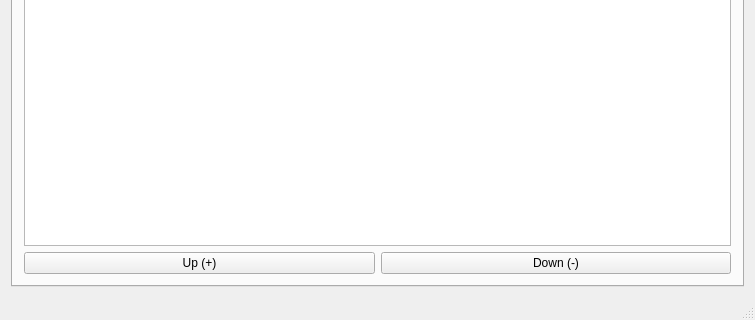
Before: the Qt Designer form Symmary Commenter/mainwindow.ui in jopemachine-playground/Summary-Commenter, drawn with Qt 5; both pictures show x 0 to 755 and y 210 to 530 of the 755 by 530 pixel window.
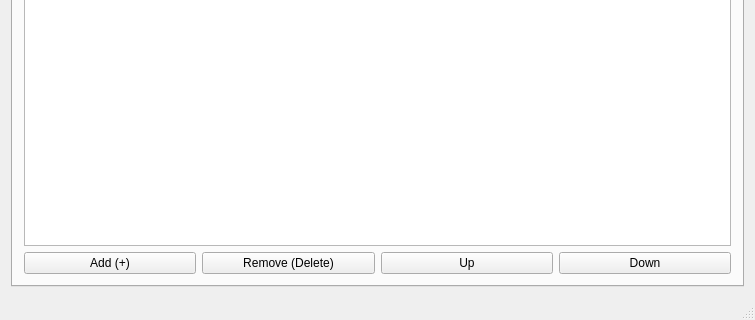
After: the same form once the commit is applied. The open tabs and pages were chosen to show the change. Icons and pictures are not drawn.

Commit message: Add Flag add, remove button and new button

```diff
--- a/Symmary Commenter/mainwindow.ui
+++ b/Symmary Commenter/mainwindow.ui
@@ -420,17 +420,31 @@
           </item>
           <item>
            <layout class="QHBoxLayout" name="FlagBtnL">
+            <item>
+             <widget class="QPushButton" name="FlagAddBtn">
+              <property name="text">
+               <string>Add (+)</string>
+              </property>
+             </widget>
+            </item>
+            <item>
+             <widget class="QPushButton" name="FlagDeleteBtn">
+              <property name="text">
+               <string>Remove (Delete)</string>
+              </property>
+             </widget>
+            </item>
             <item>
              <widget class="QPushButton" name="FlagUpBtn">
               <property name="text">
-               <string>Up (+)</string>
+               <string>Up</string>
               </property>
              </widget>
             </item>
             <item>
              <widget class="QPushButton" name="FlagDownBtn">
               <property name="text">
-               <string>Down (-)</string>
+               <string>Down</string>
               </property>
              </widget>
             </item>
```
Left out of the diff: 10 changed lines with no effect on the pictures. The commit also changes 10 other files.
